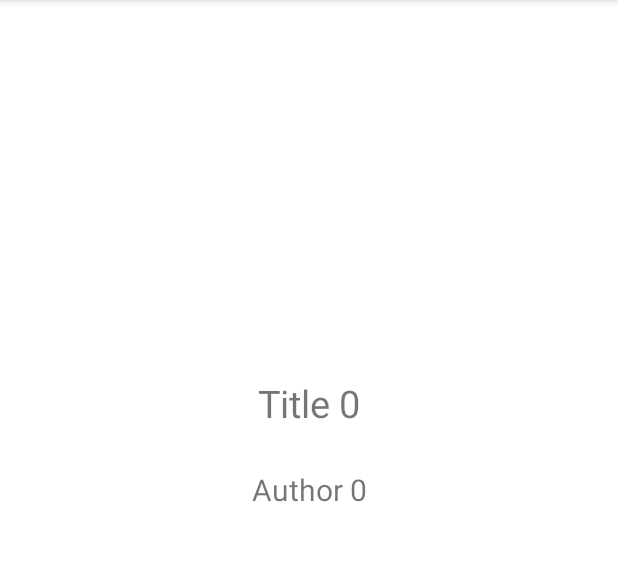
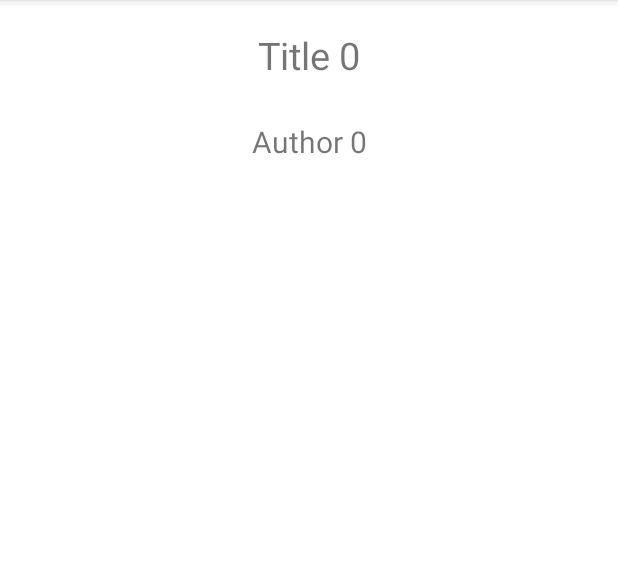
Before and after one commit to GrantGwiaz/BookShelf, an Android app: the screen it shows after launch (MainActivity), after a tap on an icon or button, on a phone screen of 412 x 824 dp, the part 84-645 px from its top. Run offline under Robolectric (Android 15) with nearby library versions, the phone set to English and light mode, and no system bars.

Commit message:
I'm not sure anymore

```diff
--- a/app/src/main/java/edu/temple/bookshelf/Book.java
+++ b/app/src/main/java/edu/temple/bookshelf/Book.java
@@ -13,8 +13,6 @@ public class Book implements Parcelable {
         this.title = title;
     }
     public Book() {
-        author = "NoName Johnson";
-        title = "Untitled Goose Book";
     }
 
     protected Book(Parcel in) {
--- a/app/src/main/java/edu/temple/bookshelf/BookDetailsFragment.java
+++ b/app/src/main/java/edu/temple/bookshelf/BookDetailsFragment.java
@@ -45,6 +45,8 @@ public class BookDetailsFragment extends Fragment {
         }
     }
 
+
+
     @Override
     public View onCreateView(LayoutInflater inflater, ViewGroup container,
                              Bundle savedInstanceState) {
@@ -54,14 +56,11 @@ public class BookDetailsFragment extends Fragment {
         title = layout.findViewById(R.id.textViewBookTitle);
         author = layout.findViewById(R.id.textViewBookAuthor);
 
-        if( getArguments() != null) {
-            title.setText(book.getTitle());
-            author.setText(book.getAuthor());
-        } else {
+        if (getArguments() == null) {
             book = new Book();
-            title.setText(book.getTitle());
-            author.setText(book.getAuthor());
         }
+        title.setText(book.getTitle());
+        author.setText(book.getAuthor());
 
         title.setTextSize(25);
         author.setTextSize(20);
@@ -74,10 +73,9 @@ public class BookDetailsFragment extends Fragment {
         return layout;
     }
 
-    public void changeBook() {
+    public void changeBook(Book book) {
         title.setText(book.getTitle());
         author.setText(book.getAuthor());
-
     }
 
 
--- a/app/src/main/java/edu/temple/bookshelf/MainActivity.java
+++ b/app/src/main/java/edu/temple/bookshelf/MainActivity.java
@@ -1,13 +1,12 @@
 package edu.temple.bookshelf;
 
+import androidx.annotation.NonNull;
 import androidx.appcompat.app.AppCompatActivity;
 import androidx.fragment.app.FragmentManager;
 import androidx.fragment.app.FragmentTransaction;
 
+import android.content.res.Configuration;
 import android.os.Bundle;
-import android.widget.Toast;
-
-import java.util.ArrayList;
 
 public class MainActivity extends AppCompatActivity implements BookListFragment.BookListFragmentInterface {
 
@@ -15,42 +14,64 @@ public class MainActivity extends AppCompatActivity implements BookListFragment.
         FragmentManager fragmentManager;
         FragmentTransaction fragmentTransaction;
         BookListFragment bookListFragment;
-        //BookDetailsFragment bookDetailsFragment;
+        BookDetailsFragment bookDetailsFragment;
 
+
+        boolean contain2present;
 
     @Override
     protected void onCreate(Bundle savedInstanceState) {
         super.onCreate(savedInstanceState);
         setContentView(R.layout.activity_main);
 
+        contain2present = (findViewById(R.id.container_2) != null);
         //create initial book list and add some boring books
         BookList books = new BookList();
         books.addSomeBooks(10);
 
-        if(getSupportFragmentManager().findFragmentById((R.id.container_1)) instanceof BookListFragment
-                && getSupportFragmentManager().findFragmentById((R.id.container_1)) != null )
-        {
-            getSupportFragmentManager()
-                    .beginTransaction()
-                    .attach(getSupportFragmentManager().findFragmentById((R.id.container_1)))
-                    .commit();
-
-        } else {
+        if(savedInstanceState == null) {
             getSupportFragmentManager()
                     .beginTransaction()
                     .replace(R.id.container_1,BookListFragment.newInstance(books))
                     .commit();
         }
 
+        getSupportFragmentManager()
+                .beginTransaction()
+                .replace(R.id.container_1,BookListFragment.newInstance(books))
+                .commit();
+
+        if (contain2present) {
+            bookDetailsFragment = new BookDetailsFragment();
+
+            getSupportFragmentManager()
+                    .beginTransaction()
+                    .replace(R.id.container_2, bookDetailsFragment)
+                    .commit();
+        }
 
     }
 
+    @Override
+    public void onConfigurationChanged(@NonNull Configuration newConfig) {
+        super.onConfigurationChanged(newConfig);
+        if(newConfig.orientation ==Configuration.ORIENTATION_LANDSCAPE){
+
+        } else if(newConfig.orientation ==Configuration.ORIENTATION_PORTRAIT) {
+
+        }
+    }
+
     public void fragmentClick(Book book) {
-        getSupportFragmentManager()
-                .beginTransaction()
-                .replace(R.id.container_1, BookDetailsFragment.newInstance(book))
-                .addToBackStack(null)
-                .commit();
+        if(!contain2present) {
+            getSupportFragmentManager()
+                    .beginTransaction()
+                    .replace(R.id.container_1, BookDetailsFragment.newInstance(book))
+                    .addToBackStack(null)
+                    .commit();
+        } else {
+            bookDetailsFragment.changeBook(book);
+        }
     }
 
 
--- a/app/src/main/res/layout-land/activity_main.xml
+++ b/app/src/main/res/layout-land/activity_main.xml
@@ -1,6 +1,5 @@
 <?xml version="1.0" encoding="utf-8"?>
-<LinearLayout
-    xmlns:android="http://schemas.android.com/apk/res/android" android:layout_width="match_parent"
+<LinearLayout xmlns:android="http://schemas.android.com/apk/res/android" android:layout_width="match_parent"
     android:layout_height="match_parent"
     android:orientation="horizontal">
 
--- a/app/src/main/res/layout-large/activity_main.xml
+++ b/app/src/main/res/layout-large/activity_main.xml
@@ -1,20 +1,21 @@
 <?xml version="1.0" encoding="utf-8"?>
-<LinearLayout
-    xmlns:android="http://schemas.android.com/apk/res/android" android:layout_width="match_parent"
+<LinearLayout xmlns:android="http://schemas.android.com/apk/res/android"
+    android:layout_width="match_parent"
     android:layout_height="match_parent"
-    android:orientation="horizontal">
+    android:orientation="vertical">
 
     <FrameLayout
         android:id="@+id/container_1"
-        android:layout_width="0dp"
-        android:layout_height="match_parent"
+        android:layout_width="match_parent"
+        android:layout_height="0dp"
         android:layout_weight="1">
 
     </FrameLayout>
+
     <FrameLayout
         android:id="@+id/container_2"
-        android:layout_width="0dp"
-        android:layout_height="match_parent"
+        android:layout_width="match_parent"
+        android:layout_height="0dp"
         android:layout_weight="1">
 
     </FrameLayout>
--- a/app/src/main/res/layout/fragment_book_details.xml
+++ b/app/src/main/res/layout/fragment_book_details.xml
@@ -10,7 +10,6 @@
         android:id="@+id/textViewBookTitle"
         android:layout_width="0dp"
         android:layout_height="wrap_content"
-        android:layout_marginTop="232dp"
         app:layout_constraintEnd_toEndOf="parent"
         app:layout_constraintStart_toStartOf="parent"
         app:layout_constraintTop_toTopOf="parent" />
```
